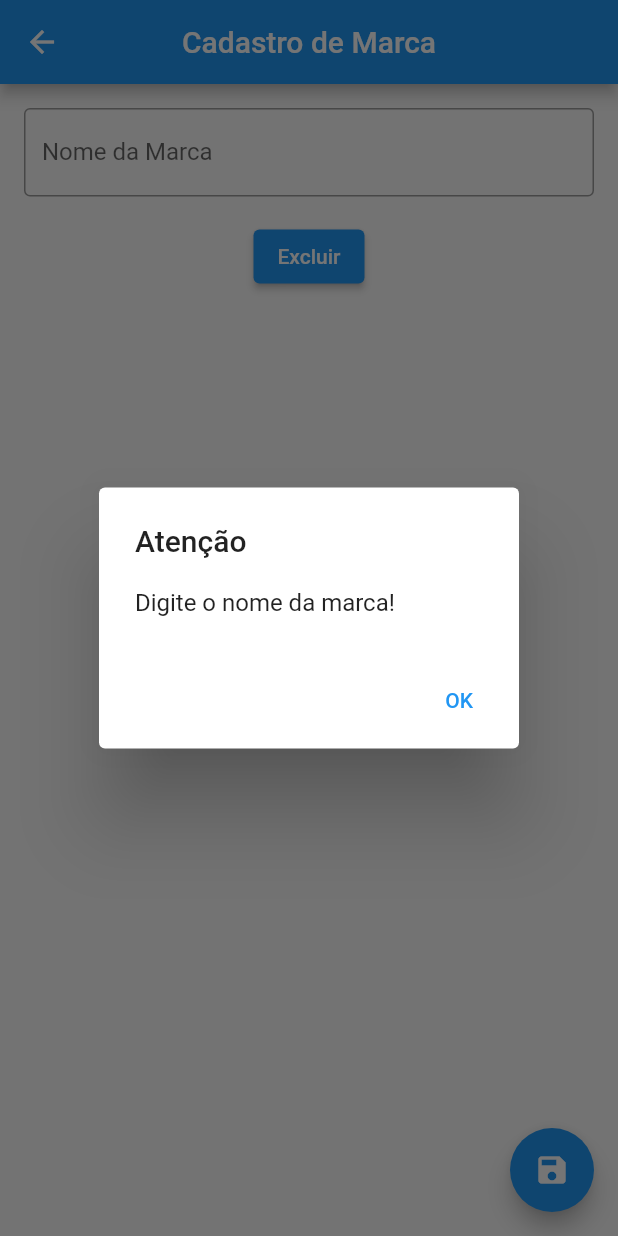
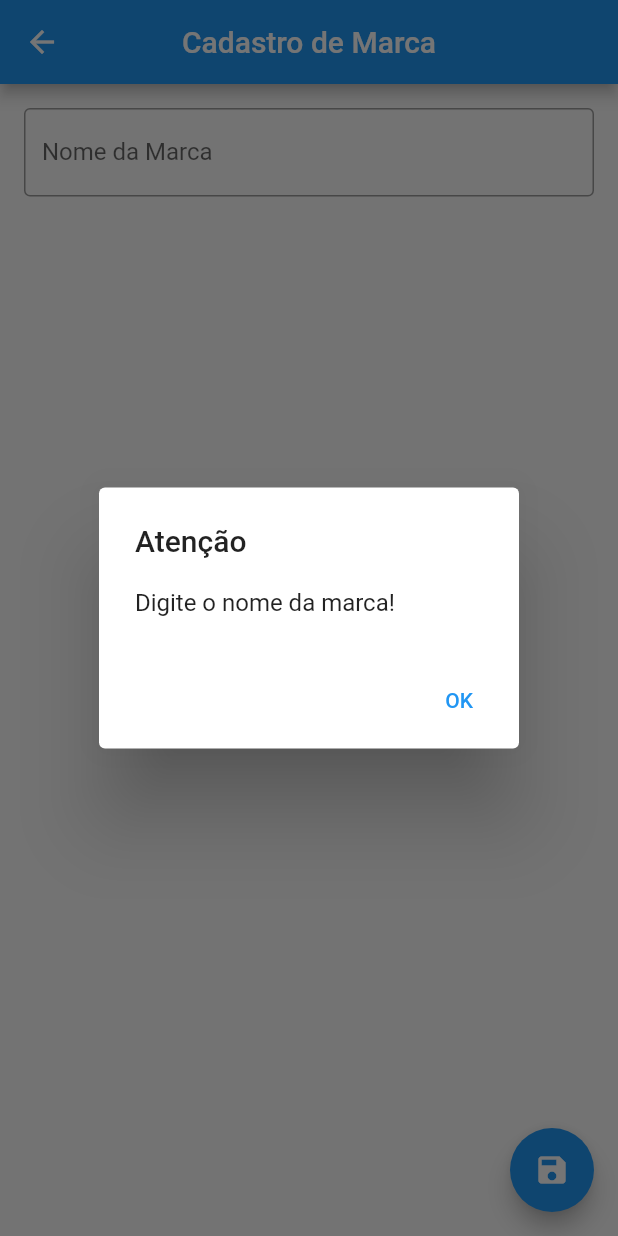
Before and after one commit to BrN-Gabs/cadastro_veiculos, a Flutter app: the BrandRegisterPage screen opened directly, after a tap on the "save" icon, on a phone screen of 412 x 824 dp. Run offline on Flutter 3.47's test engine with Material 2 defaults, Android fonts, the phone set to English and light mode, and no system bars; our stand-ins replace sqflite; accounts and stored records are empty.

Commit message:
cadastro finalizado

```diff
--- a/lib/datasources/local/brand_helper.dart
+++ b/lib/datasources/local/brand_helper.dart
@@ -6,7 +6,7 @@ class BrandHelper {
   static const createSql = '''
     CREATE TABLE IF NOT EXISTS ${Brand.Table} (
       ${Brand.codeField} INTEGER PRIMARY KEY AUTOINCREMENT,
-      ${Brand.nameField} TEXT,
+      ${Brand.nameField} TEXT
     )
   ''';
 
--- a/lib/datasources/local/vehicle_helper.dart
+++ b/lib/datasources/local/vehicle_helper.dart
@@ -17,7 +17,7 @@ class VehicleHelper {
 
   Future<Vehicle> insert(Vehicle vehicle) async {
     Database db = await DataBase().db;
-
+    print(vehicle);
     vehicle.code = await db.insert(Vehicle.Table, vehicle.toMap());
 
     return vehicle;
--- a/lib/models/vehicle.dart
+++ b/lib/models/vehicle.dart
@@ -39,7 +39,7 @@ class Vehicle {
       modelField: model,
       yearField: year,
       valueField: value,
-      brandField: brand,
+      brandField: brand.code,
     };
   }
 }
--- a/lib/ui/pages/brand_register_page.dart
+++ b/lib/ui/pages/brand_register_page.dart
@@ -40,11 +40,7 @@ class _BrandRegisterPageState extends State<BrandRegisterPage> {
         child: Column(
           children: [
             TextFieldTxt(controller: _nameController, text: 'Nome da Marca'),
-            Button(
-              click: _createButtonDelete,
-              text: "Excluir",
-              type: ButtonEnum.square,
-            )
+            _createButtonDelete(),
           ],
         ),
       ),
--- a/lib/ui/pages/vehicle_register_page.dart
+++ b/lib/ui/pages/vehicle_register_page.dart
@@ -57,11 +57,7 @@ class _VehicleRegisterPageState extends State<VehicleRegisterPage> {
               controller: _valueController,
               text: 'Valor do Veículo',
               keyboard: TextInputType.number),
-          Button(
-            click: _createButtonDelete,
-            text: "Excluir",
-            type: ButtonEnum.square,
-          )
+          _createButtonDelete(),
         ],
       ),
     );
```
